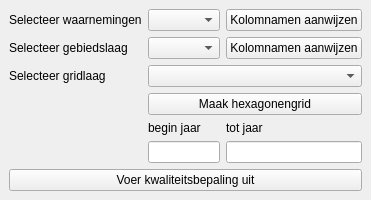
First picture: the form in FnF_plugin_dockwidget_base.ui, repository rvmRobin/QGIS_FnF_kwaliteitstoets_plugin, before the edit.
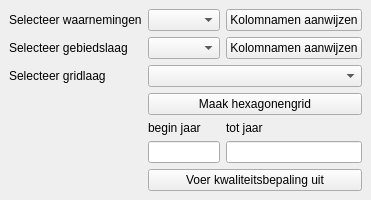
Second picture: the form after the edit.

```diff
--- a/FnF_plugin_dockwidget_base.ui
+++ b/FnF_plugin_dockwidget_base.ui
@@ -115,7 +115,7 @@
    </item>
 
    <!-- Submit Button -->
-   <item row="6" column="0" colspan="3">
+   <item row="6" column="1" colspan="2">
     <widget class="QPushButton" name="fnf_kwaliteitstoets_button">
      <property name="text">
       <string>Voer kwaliteitsbepaling uit</string>
```
